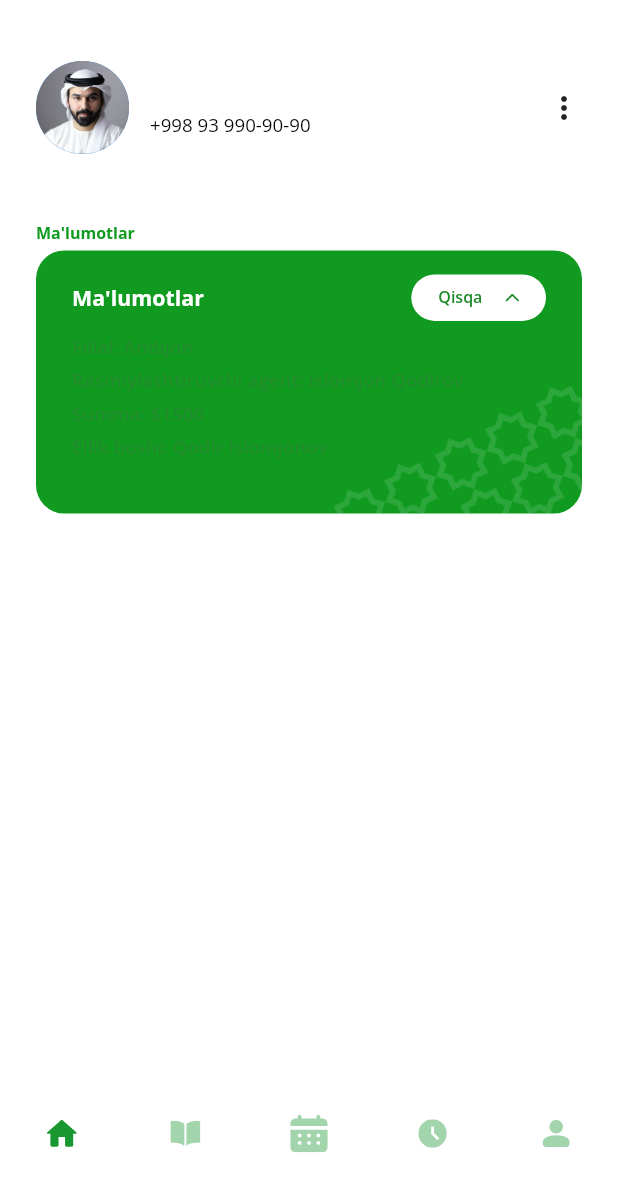
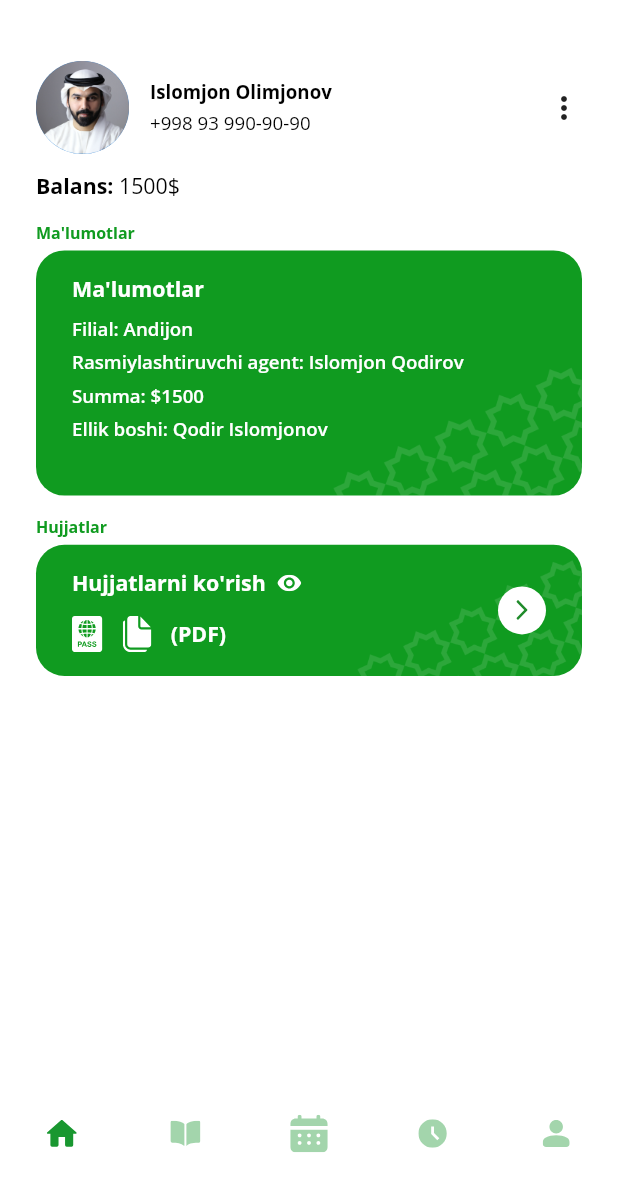
Before and after one commit to muwicef/haramayn, a Flutter app: the MainPage screen opened by its route, swiped to page 5, on a phone screen of 412 x 824 dp, the part 59-1236 px from its top. Run offline on Flutter 3.47's test engine with Material 2 defaults, Android fonts, the phone set to English and light mode, and no system bars; our stand-ins replace carousel_slider, dots_indicator, flutter_screenutil, flutter_svg.

Commit message:
complete profile page

```diff
--- a/lib/core/constants/app_assets.dart
+++ b/lib/core/constants/app_assets.dart
@@ -96,6 +96,10 @@ class AppIcons extends AssetsFolder {
   String get infoPrice => '$basePath/info-price.svg';
 
   String get dialPhone => '$basePath/dial-phone.svg';
+
+  String get visa => '$basePath/visa.svg';
+
+  String get document => '$basePath/document.svg';
 }
 
 class AppImages extends AssetsFolder {
--- a/lib/presentation/pages/profile/profile_page.dart
+++ b/lib/presentation/pages/profile/profile_page.dart
@@ -27,7 +27,7 @@ class ProfilePage extends StatelessWidget {
                 children: [
                   Text(
                     'Islomjon Olimjonov',
-                    style: AppTextStyles.openStyle14b.copyWith(fontSize: 14),
+                    style: AppTextStyles.openStyle14b.copyWith(color: Colors.black),
                   ),
                   const SizedBox(height: 4),
                   Text(
@@ -41,9 +41,17 @@ class ProfilePage extends StatelessWidget {
             ],
           ),
           SizedBox(height: 13.h),
-          Text(
-            'Balas: 1500\$',
-            style: AppTextStyles.openStyle16b,
+          RichText(
+            text: TextSpan(
+              text: 'Balans: ',
+              style: AppTextStyles.openStyle16b.copyWith(color: Colors.black),
+              children: [
+                TextSpan(
+                  text: '1500\$',
+                  style: AppTextStyles.openStyle16r.copyWith(color: Colors.black),
+                ),
+              ],
+            ),
           ),
           SizedBox(height: 17.h),
           Text(
@@ -53,6 +61,7 @@ class ProfilePage extends StatelessWidget {
           SizedBox(height: 4.h),
           Container(
             padding: const EdgeInsets.symmetric(horizontal: 24, vertical: 16),
+            width: double.maxFinite,
             decoration: BoxDecoration(
               color: AppColors.primaryColor,
               image: DecorationImage(
@@ -65,54 +74,101 @@ class ProfilePage extends StatelessWidget {
             child: Column(
               crossAxisAlignment: CrossAxisAlignment.start,
               children: [
-                Row(
-                  children: [
-                    Text(
-                      'Ma\'lumotlar',
-                      style: AppTextStyles.openStyle16b,
-                    ),
-                    const Spacer(),
-                    Container(
-                      padding: const EdgeInsets.symmetric(horizontal: 18, vertical: 8),
-                      decoration: BoxDecoration(
-                        color: Colors.white,
-                        borderRadius: BorderRadius.circular(19),
-                      ),
-                      child: Row(
-                        children: [
-                          Text(
-                            'Qisqa',
-                            style: AppTextStyles.openStyle12s,
-                          ),
-                          SizedBox(width: 16.w),
-                          SvgPicture.asset(AppAssets.icons.arrowTop),
-                        ],
-                      ),
-                    )
-                  ],
+                Text(
+                  'Ma\'lumotlar',
+                  style: AppTextStyles.openStyle16b,
                 ),
                 SizedBox(height: 10.h),
                 Text(
                   'Filial: Andijon',
-                  style: AppTextStyles.openStyle14s,
+                  style: AppTextStyles.openStyle14s.copyWith(color: Colors.white),
                 ),
                 SizedBox(height: 6.h),
                 Text(
                   'Rasmiylashtiruvchi agent: Islomjon Qodirov',
-                  style: AppTextStyles.openStyle14s,
+                  style: AppTextStyles.openStyle14s.copyWith(color: Colors.white),
                 ),
                 SizedBox(height: 6.h),
                 Text(
                   'Summa: \$1500',
-                  style: AppTextStyles.openStyle14s,
+                  style: AppTextStyles.openStyle14s.copyWith(color: Colors.white),
                 ),
                 SizedBox(height: 6.h),
                 Text(
                   'Ellik boshi: Qodir Islomjonov',
-                  style: AppTextStyles.openStyle14s,
+                  style: AppTextStyles.openStyle14s.copyWith(color: Colors.white),
                 ),
                 SizedBox(height: 22.h),
               ],
+            ),
+          ),
+          SizedBox(height: 16.h),
+          Text(
+            'Hujjatlar',
+            style: AppTextStyles.openStyle12b,
+          ),
+          SizedBox(height: 4.h),
+          InkWell(
+            onTap: () {},
+            child: Container(
+              padding: const EdgeInsets.symmetric(horizontal: 24, vertical: 16),
+              width: double.maxFinite,
+              decoration: BoxDecoration(
+                color: AppColors.primaryColor,
+                image: DecorationImage(
+                  image: AssetImage(AppAssets.images.informationBg),
+                  fit: BoxFit.contain,
+                  alignment: Alignment.bottomRight,
+                ),
+                borderRadius: BorderRadius.circular(19),
+              ),
+              child: Row(
+                crossAxisAlignment: CrossAxisAlignment.center,
+                children: [
+                  Column(
+                    crossAxisAlignment: CrossAxisAlignment.start,
+                    children: [
+                      Row(
+                        children: [
+                          Text(
+                            'Hujjatlarni ko\'rish',
+                            style: AppTextStyles.openStyle16b,
+                          ),
+                          SizedBox(width: 8.w),
+                          SvgPicture.asset(
+                            AppAssets.icons.eye,
+                            color: Colors.white,
+                          ),
+                        ],
+                      ),
+                      SizedBox(height: 14.h),
+                      Row(
+                        children: [
+                          SvgPicture.asset(AppAssets.icons.visa),
+                          const SizedBox(width: 12.9),
+                          SvgPicture.asset(AppAssets.icons.document),
+                          const SizedBox(width: 12.9),
+                          Text(
+                            '(PDF)',
+                            style: AppTextStyles.openStyle16b,
+                          )
+                        ],
+                      ),
+                    ],
+                  ),
+                  const Spacer(),
+                  Container(
+                    width: 32,
+                    height: 32,
+                    padding: const EdgeInsets.all(9),
+                    decoration: const BoxDecoration(
+                      shape: BoxShape.circle,
+                      color: Colors.white,
+                    ),
+                    child: SvgPicture.asset(AppAssets.icons.arrowRight),
+                  )
+                ],
+              ),
             ),
           ),
         ],
```
Also changed, not shown: assets/icons/document.svg (added), assets/icons/visa.svg (added).
